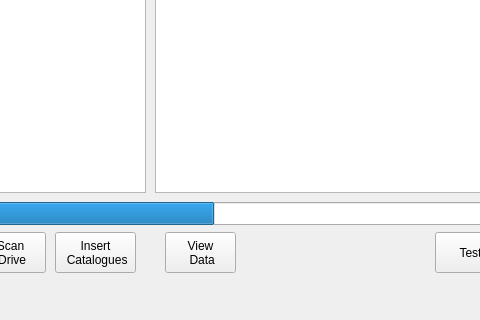
Qt form SCDAgui/mainwindow.ui (JBs197/GUI) before a commit; both pictures show x 105 to 585 and y 298 to 618 of the 1312 by 618 pixel window.
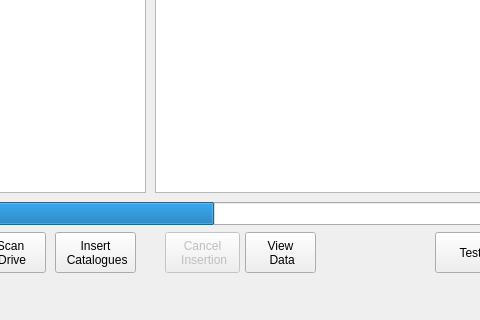
The same form after that commit.

```diff
--- a/SCDAgui/mainwindow.ui
+++ b/SCDAgui/mainwindow.ui
@@ -251,7 +251,7 @@
    <widget class="QPushButton" name="pB_viewdata">
     <property name="geometry">
      <rect>
-      <x>270</x>
+      <x>350</x>
       <y>530</y>
       <width>71</width>
       <height>41</height>
@@ -262,6 +262,23 @@
  Data</string>
     </property>
    </widget>
+   <widget class="QPushButton" name="pB_cancel">
+    <property name="enabled">
+     <bool>false</bool>
+    </property>
+    <property name="geometry">
+     <rect>
+      <x>270</x>
+      <y>530</y>
+      <width>75</width>
+      <height>41</height>
+     </rect>
+    </property>
+    <property name="text">
+     <string>Cancel 
+ Insertion</string>
+    </property>
+   </widget>
   </widget>
   <widget class="QMenuBar" name="menubar">
    <property name="geometry">
```
